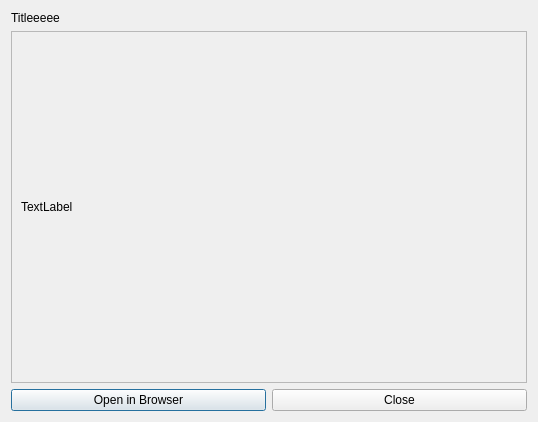
Old version of the form app/details/detail_dialog.ui in the repository Nayaco/RSSReader.
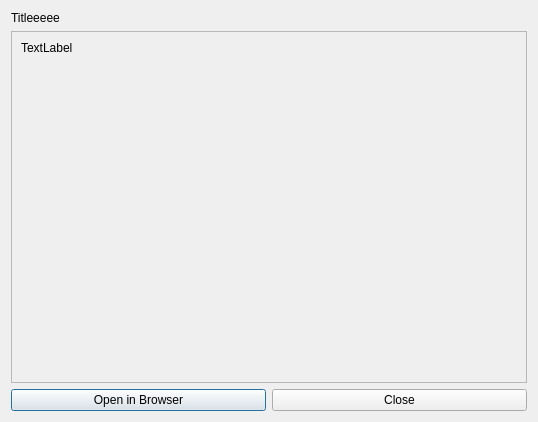
New version of the form.

Commit message: Beautify appearence and emit sig_close

```diff
--- a/app/details/detail_dialog.ui
+++ b/app/details/detail_dialog.ui
@@ -43,6 +43,15 @@
            <property name="text">
             <string>TextLabel</string>
            </property>
+           <property name="textFormat">
+            <enum>Qt::PlainText</enum>
+           </property>
+           <property name="alignment">
+            <set>Qt::AlignLeading|Qt::AlignLeft|Qt::AlignTop</set>
+           </property>
+           <property name="wordWrap">
+            <bool>true</bool>
+           </property>
           </widget>
          </item>
         </layout>
```
The commit also changes 2 other files.
